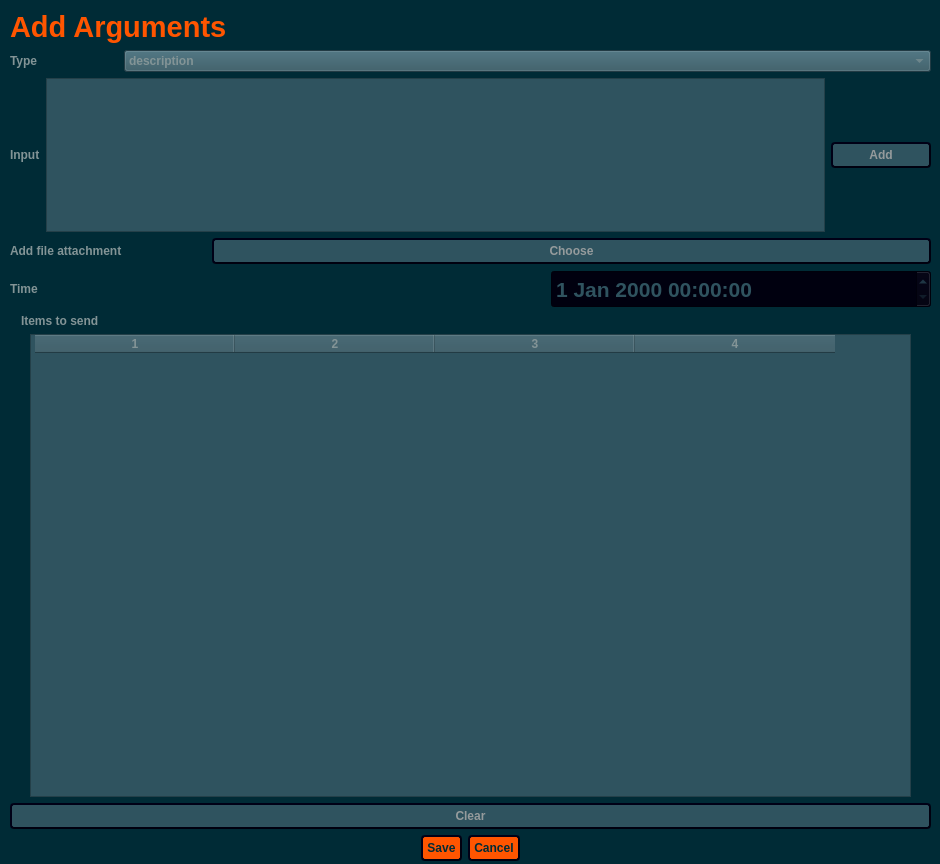
Above: argdialog.ui from StronglogicSolutions/ky_gui before the change. Below: the same form after it.
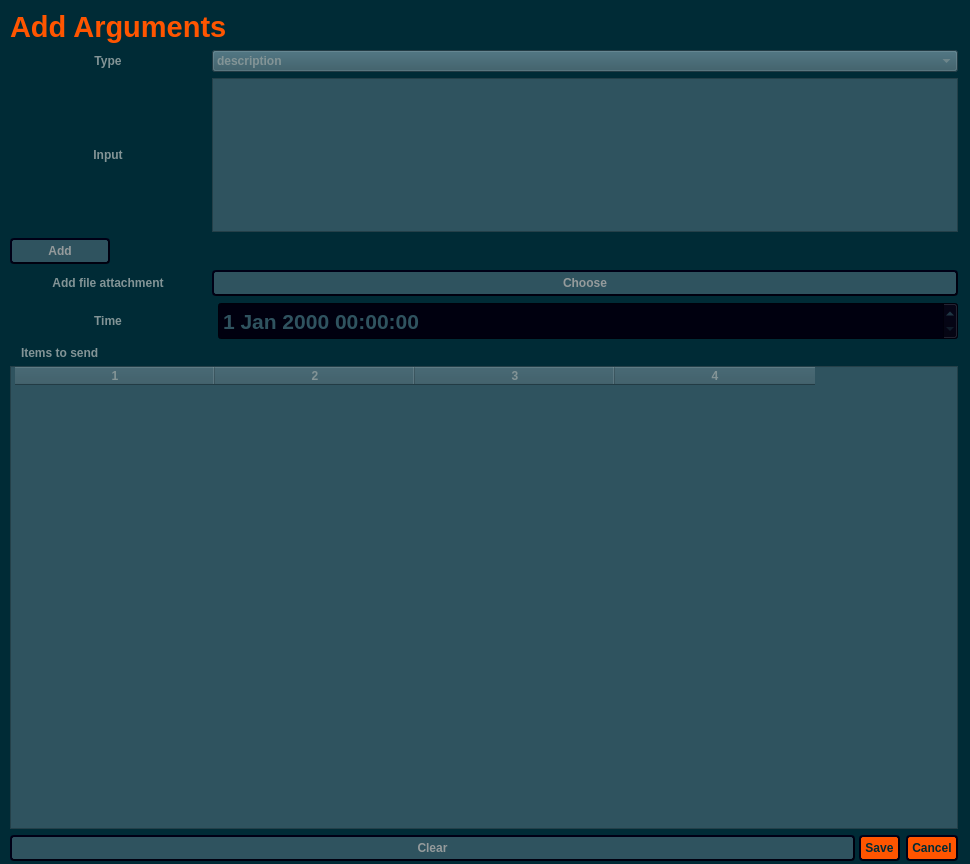
That is the form after the change. Icons and pictures are not drawn.

Patch:
```diff
--- a/argdialog.ui
+++ b/argdialog.ui
@@ -6,7 +6,7 @@
    <rect>
     <x>0</x>
     <y>0</y>
-    <width>940</width>
+    <width>970</width>
     <height>864</height>
    </rect>
   </property>
@@ -26,11 +26,11 @@
     <rect>
      <x>10</x>
      <y>10</y>
-     <width>921</width>
+     <width>948</width>
      <height>851</height>
     </rect>
    </property>
-   <layout class="QVBoxLayout" name="verticalLayout" stretch="0,0,1,0,0,0,3,0,0">
+   <layout class="QVBoxLayout" name="verticalLayout" stretch="0,0,1,0,0,0,0,3,0">
     <item>
      <widget class="QLabel" name="argDialogTitle">
       <property name="font">
@@ -63,10 +63,16 @@
         </property>
         <property name="minimumSize">
          <size>
-          <width>108</width>
+          <width>196</width>
           <height>0</height>
          </size>
         </property>
+        <property name="maximumSize">
+         <size>
+          <width>196</width>
+          <height>16777215</height>
+         </size>
+        </property>
         <property name="styleSheet">
          <string notr="true">font: 75 11pt &quot;Noto Sans&quot;;
 color: rgb(131, 148, 150);
@@ -75,6 +81,9 @@
         <property name="text">
          <string>Type</string>
         </property>
+        <property name="alignment">
+         <set>Qt::AlignCenter</set>
+        </property>
        </widget>
       </item>
       <item>
@@ -133,10 +142,16 @@
         </property>
         <property name="minimumSize">
          <size>
-          <width>0</width>
+          <width>196</width>
           <height>0</height>
          </size>
         </property>
+        <property name="maximumSize">
+         <size>
+          <width>196</width>
+          <height>16777215</height>
+         </size>
+        </property>
         <property name="styleSheet">
          <string notr="true">font: 75 11pt &quot;Noto Sans&quot;;
 color: rgb(131, 148, 150);
@@ -146,6 +161,9 @@
         <property name="text">
          <string>Input</string>
         </property>
+        <property name="alignment">
+         <set>Qt::AlignCenter</set>
+        </property>
        </widget>
       </item>
       <item>
@@ -159,6 +177,8 @@
         </property>
        </widget>
       </item>
+     </layout>
+    </item>
       <item>
        <widget class="QPushButton" name="addArgument">
         <property name="sizePolicy">
@@ -173,6 +193,9 @@
           <height>0</height>
          </size>
         </property>
+      <property name="layoutDirection">
+       <enum>Qt::LeftToRight</enum>
+      </property>
         <property name="styleSheet">
          <string notr="true">background-color: #2f535f;
 font: 87 11pt &quot;Noto Sans&quot;;
@@ -189,17 +212,11 @@
         <property name="text">
          <string>Add</string>
         </property>
-        <property name="icon">
-         <iconset>
-          <normaloff>icons/right-arrow.png</normaloff>icons/right-arrow.png</iconset>
-        </property>
         <property name="flat">
          <bool>false</bool>
         </property>
        </widget>
       </item>
-     </layout>
-    </item>
     <item>
      <layout class="QHBoxLayout" name="horizontalLayout_3">
       <item alignment="Qt::AlignVCenter">
@@ -224,6 +241,9 @@
         <property name="text">
          <string>Add file attachment</string>
         </property>
+        <property name="alignment">
+         <set>Qt::AlignCenter</set>
+        </property>
        </widget>
       </item>
       <item>
@@ -244,6 +264,11 @@
         <property name="text">
          <string>Choose</string>
         </property>
+        <property name="icon">
+         <iconset theme="clip.png">
+          <normalon>:/icons/icons/clip.png</normalon>
+         </iconset>
+        </property>
        </widget>
       </item>
      </layout>
@@ -253,17 +278,23 @@
       <item alignment="Qt::AlignVCenter">
        <widget class="QLabel" name="label_5">
         <property name="sizePolicy">
-         <sizepolicy hsizetype="Fixed" vsizetype="Preferred">
+         <sizepolicy hsizetype="MinimumExpanding" vsizetype="Preferred">
           <horstretch>0</horstretch>
           <verstretch>0</verstretch>
          </sizepolicy>
         </property>
         <property name="minimumSize">
          <size>
-          <width>52</width>
+          <width>196</width>
           <height>0</height>
          </size>
         </property>
+        <property name="maximumSize">
+         <size>
+          <width>196</width>
+          <height>16777215</height>
+         </size>
+        </property>
         <property name="styleSheet">
          <string notr="true">font: 75 11pt &quot;Noto Sans&quot;;
 color: rgb(131, 148, 150);
@@ -273,19 +304,22 @@
         <property name="text">
          <string>Time</string>
         </property>
+        <property name="alignment">
+         <set>Qt::AlignHCenter</set>
+        </property>
        </widget>
       </item>
       <item alignment="Qt::AlignRight">
        <widget class="QDateTimeEdit" name="dateTime">
         <property name="sizePolicy">
-         <sizepolicy hsizetype="MinimumExpanding" vsizetype="Fixed">
+         <sizepolicy hsizetype="Minimum" vsizetype="Fixed">
           <horstretch>0</horstretch>
           <verstretch>0</verstretch>
          </sizepolicy>
         </property>
         <property name="minimumSize">
          <size>
-          <width>380</width>
+          <width>740</width>
           <height>38</height>
          </size>
         </property>
@@ -313,23 +347,7 @@
      </widget>
     </item>
     <item>
-     <layout class="QHBoxLayout" name="horizontalLayout_6" stretch="0,0,0">
-      <item>
-       <spacer name="horizontalSpacer">
-        <property name="orientation">
-         <enum>Qt::Horizontal</enum>
-        </property>
-        <property name="sizeType">
-         <enum>QSizePolicy::Maximum</enum>
-        </property>
-        <property name="sizeHint" stdset="0">
-         <size>
-          <width>20</width>
-          <height>20</height>
-         </size>
-        </property>
-       </spacer>
-      </item>
+     <layout class="QHBoxLayout" name="horizontalLayout_6" stretch="0">
       <item>
        <widget class="QTableWidget" name="argList">
         <property name="styleSheet">
@@ -366,26 +384,21 @@
         <column/>
        </widget>
       </item>
-      <item>
-       <spacer name="horizontalSpacer_2">
-        <property name="orientation">
-         <enum>Qt::Horizontal</enum>
-        </property>
-        <property name="sizeType">
-         <enum>QSizePolicy::Maximum</enum>
-        </property>
-        <property name="sizeHint" stdset="0">
-         <size>
-          <width>20</width>
-          <height>20</height>
-         </size>
-        </property>
-       </spacer>
-      </item>
      </layout>
     </item>
+    <item>
+     <layout class="QHBoxLayout" name="horizontalLayout_5">
+      <property name="spacing">
+       <number>4</number>
+      </property>
     <item>
      <widget class="QPushButton" name="clear">
+        <property name="sizePolicy">
+         <sizepolicy hsizetype="Expanding" vsizetype="Fixed">
+          <horstretch>0</horstretch>
+          <verstretch>0</verstretch>
+         </sizepolicy>
+        </property>
       <property name="styleSheet">
        <string notr="true">background-color: #2f535f;
 font: 87 11pt &quot;Noto Sans&quot;;
@@ -402,10 +415,13 @@
       <property name="text">
        <string>Clear</string>
       </property>
-     </widget>
-    </item>
-    <item>
-     <layout class="QHBoxLayout" name="horizontalLayout_5">
+        <property name="icon">
+         <iconset>
+          <normalon>:/icons/icons/trash.png</normalon>
+         </iconset>
+        </property>
+       </widget>
+      </item>
       <item>
        <widget class="QDialogButtonBox" name="argCommandButtons">
         <property name="sizePolicy">
```
Lines whose indentation alone changed are shown as unchanged.
